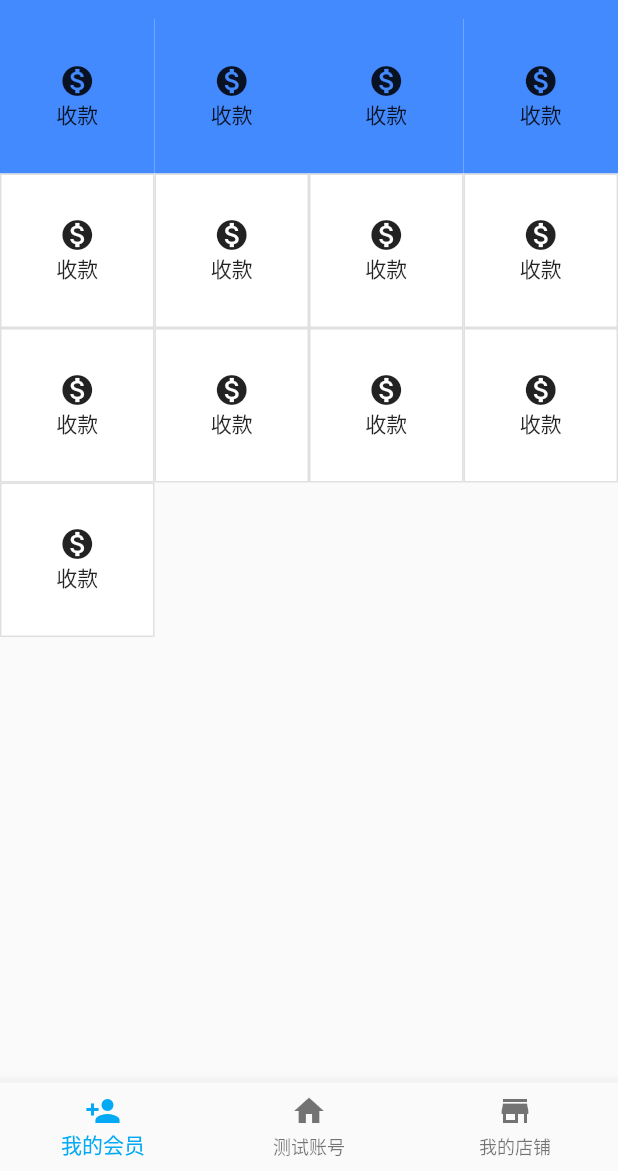
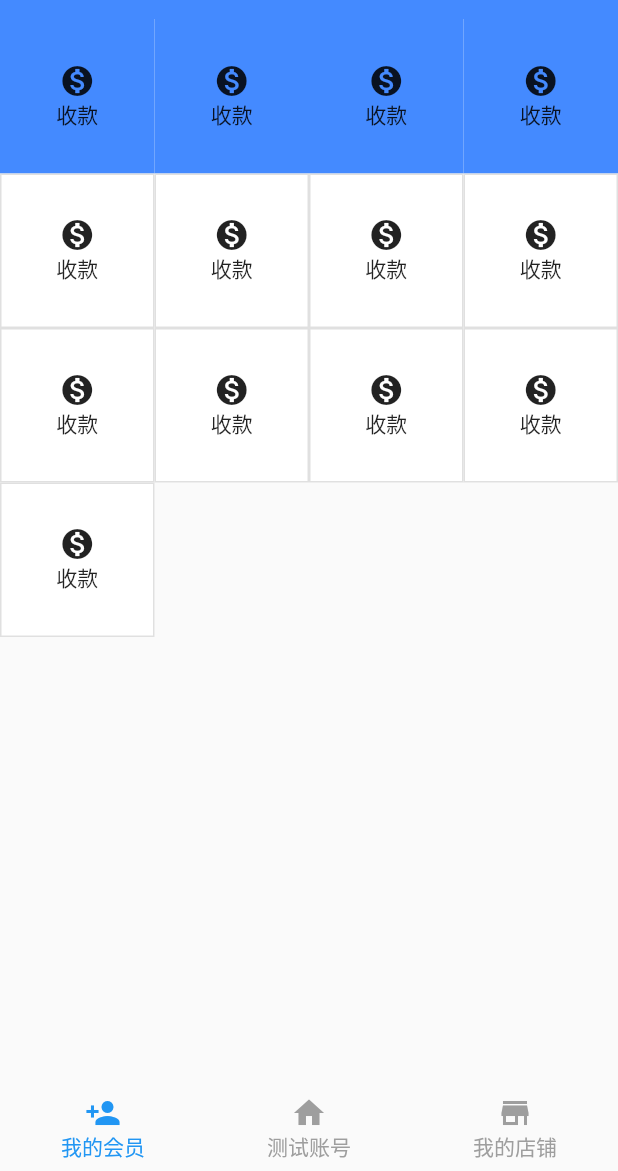
Before and after one commit to bladeofgod/flutter_yd_mall, a Flutter app: the screen it shows after launch, swiped to page 2, on a phone screen of 412 x 824 dp, the part 65-1236 px from its top. Run offline on Flutter 3.47's test engine with Material 2 defaults, Android fonts, the phone set to English and light mode, and no system bars; our stand-ins replace flutter_screenutil, fluttertoast, shared_preferences.

Commit message:
1.6 fix inkwell bug

```diff
--- a/lib/page/main_page.dart
+++ b/lib/page/main_page.dart
@@ -8,6 +8,7 @@ import '../widget/app_bar.dart';
 import '../page/vip/vip_page.dart';
 import '../page/store/store_page.dart';
 import '../page/home/home_page.dart';
+import '../utils/no_inkwell.dart';
 
 
 
@@ -20,11 +21,13 @@ class MainPage extends StatefulWidget{
 
 }
 
-class MainPageState extends State<MainPage> {
+class MainPageState extends State<MainPage> with SingleTickerProviderStateMixin{
 
   final GlobalKey<ScaffoldState> _globalKey = new GlobalKey();
 
- var appBarTitles;
+  TabController _tabController;
+
+ List<String> appBarTitles;
  int currentIndex = 0;
  PageController pageController = PageController(initialPage: 0,keepPage: true);
  DateTime lastPressedAt; //上次点击时间
@@ -56,6 +59,13 @@ class MainPageState extends State<MainPage> {
 
     });
 
+    appBarTitles = [PageTitles.VIP_PAGE,
+      userName,
+      PageTitles.SHOP_PAGE];
+
+    _tabController = new TabController(length: appBarTitles.length,
+        vsync:this,initialIndex: currentIndex);
+
 
   }
 
@@ -64,9 +74,7 @@ class MainPageState extends State<MainPage> {
   @override
   Widget build(BuildContext context) {
     // TODO: implement build
-    appBarTitles = [PageTitles.VIP_PAGE,
-      userName,
-      PageTitles.SHOP_PAGE];
+
 
     //可监听退出键  其他功能百度
     return WillPopScope(
@@ -94,23 +102,24 @@ class MainPageState extends State<MainPage> {
             StorePage(),
           ],
         ),
-        bottomNavigationBar: BottomNavigationBar(
-          currentIndex: currentIndex,
-          type: BottomNavigationBarType.fixed,
-          fixedColor: Colors.lightBlue,
-          onTap: (index)=>tap(index),
-          items: [
-            BottomNavigationBarItem(
-              title: Text(appBarTitles[0],),icon:Icon(Icons.person_add)
-            ),
-            BottomNavigationBarItem(
-                title: Text(appBarTitles[1],),icon:Icon(Icons.home)
-            ),
-            BottomNavigationBarItem(
-                title: Text(appBarTitles[2],),icon:Icon(Icons.store)
-            ),
-          ],
-        ),
+        bottomNavigationBar:_bottomNavigationBar()
+//        BottomNavigationBar(
+//          currentIndex: currentIndex,
+//          type: BottomNavigationBarType.fixed,
+//          fixedColor: Colors.lightBlue,
+//          onTap: (index)=>tap(index),
+//          items: [
+//            BottomNavigationBarItem(
+//              title: Text(appBarTitles[0],),icon:Icon(Icons.person_add)
+//            ),
+//            BottomNavigationBarItem(
+//                title: Text(appBarTitles[1],),icon:Icon(Icons.home)
+//            ),
+//            BottomNavigationBarItem(
+//                title: Text(appBarTitles[2],),icon:Icon(Icons.store)
+//            ),
+//          ],
+//        ),
       ),
       onWillPop: ()async{
         if(lastPressedAt == null || DateTime.now().difference(lastPressedAt)
@@ -123,6 +132,41 @@ class MainPageState extends State<MainPage> {
       },
     );
   }
+
+  /*
+  * 使用tabbar  解决 水波纹残留的问题
+  * */
+
+  Widget _bottomNavigationBar(){
+    return Container(
+      height: 56,
+      width: double.infinity,
+      child: TabBar(
+        indicatorWeight: 0.0000001,
+        onTap: (index)=>tap(index),
+        controller: _tabController,
+          labelColor:Colors.blue ,
+          unselectedLabelColor: Colors.grey,
+          tabs: <Widget>[
+            bottomItem(Icon(Icons.person_add),Text(appBarTitles[0],)),
+            bottomItem(Icon(Icons.home), Text(appBarTitles[1],)),
+            bottomItem(Icon(Icons.store),  Text(appBarTitles[2],))
+          ],),
+    );
+  }
+
+  Widget bottomItem(Icon icon,Text text){
+    return Container(
+      child: Column(
+        mainAxisAlignment: MainAxisAlignment.center,
+        children: <Widget>[
+          icon,
+          text
+        ],
+      ),
+    );
+  }
+
 
   tap(int index){
    setState(() {
--- /dev/null
+++ b/lib/utils/no_inkwell.dart
@@ -0,0 +1,38 @@
+import 'package:flutter/material.dart';
+
+
+/*
+* remove inkwell
+* target : inkwell bug ,when you click some widget who has inkwell attribute,
+* sometimes the inkwell will not disappear after click.
+* */
+
+class NoInkwellFactory extends InteractiveInkFeatureFactory{
+
+  const NoInkwellFactory();
+
+  @override
+  InteractiveInkFeature create({MaterialInkController controller, RenderBox referenceBox, Offset position, Color color, TextDirection textDirection, bool containedInkWell = false, rectCallback, BorderRadius borderRadius, ShapeBorder customBorder, double radius, onRemoved}) {
+    // TODO: implement create
+    return new NoInkwell(
+      controller:controller,
+      referenceBox:referenceBox
+    );
+  }
+
+}
+
+
+class NoInkwell extends InteractiveInkFeature{
+
+  NoInkwell({@required MaterialInkController controller,@required RenderBox referenceBox})
+    : assert (controller != null),
+  assert(referenceBox != null),
+  super(controller:controller,referenceBox:referenceBox);
+
+  @override
+  void paintFeature(Canvas canvas, Matrix4 transform) {
+    // TODO: implement paintFeature
+  }
+
+}
```
